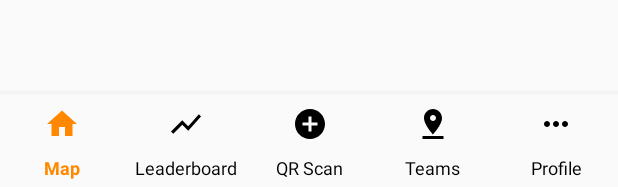
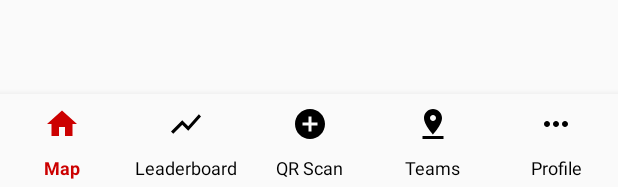
Before and after one commit to TimingKidz/WalkRally, an Android app: the layout activity_main.xml on its own in the app's theme, with its tools: preview values and no code run, on a phone screen of 412 x 824 dp. Shown: the part 1046-1233 px from the top of the screen. Run offline under Robolectric (Android 15) with nearby library versions, the phone set to English and light mode, and no system bars.

Commit message:
Add Color

```diff
--- a/app/src/main/res/color/bottom_nav_item_color.xml
+++ b/app/src/main/res/color/bottom_nav_item_color.xml
@@ -1,4 +1,4 @@
 <selector xmlns:android="http://schemas.android.com/apk/res/android">
-	<item android:color="@android:color/holo_orange_dark" android:state_checked="true"/>
+	<item android:color="#cc0000" android:state_checked="true"/>
 	<item android:color="@android:color/black"/>
 </selector>
--- a/app/src/main/res/layout/fragment_profile_flagment.xml
+++ b/app/src/main/res/layout/fragment_profile_flagment.xml
@@ -11,10 +11,4 @@
         android:layout_height="match_parent"
         android:text="@string/hello_blank_fragment" />
 
-    <TextView
-        android:id="@+id/Penguin"
-        android:layout_width="wrap_content"
-        android:layout_height="wrap_content"
-        android:text="Penguin" />
-
 </FrameLayout>
--- a/app/src/main/res/values/colors.xml
+++ b/app/src/main/res/values/colors.xml
@@ -1,6 +1,6 @@
 <?xml version="1.0" encoding="utf-8"?>
 <resources>
-    <color name="colorPrimary">#6200EE</color>
-    <color name="colorPrimaryDark">#3700B3</color>
-    <color name="colorAccent">#03DAC5</color>
+    <color name="colorPrimary">#cc0000</color>
+    <color name="colorPrimaryDark">#cc0000</color>
+    <color name="colorAccent">#cc0000</color>
 </resources>
```
